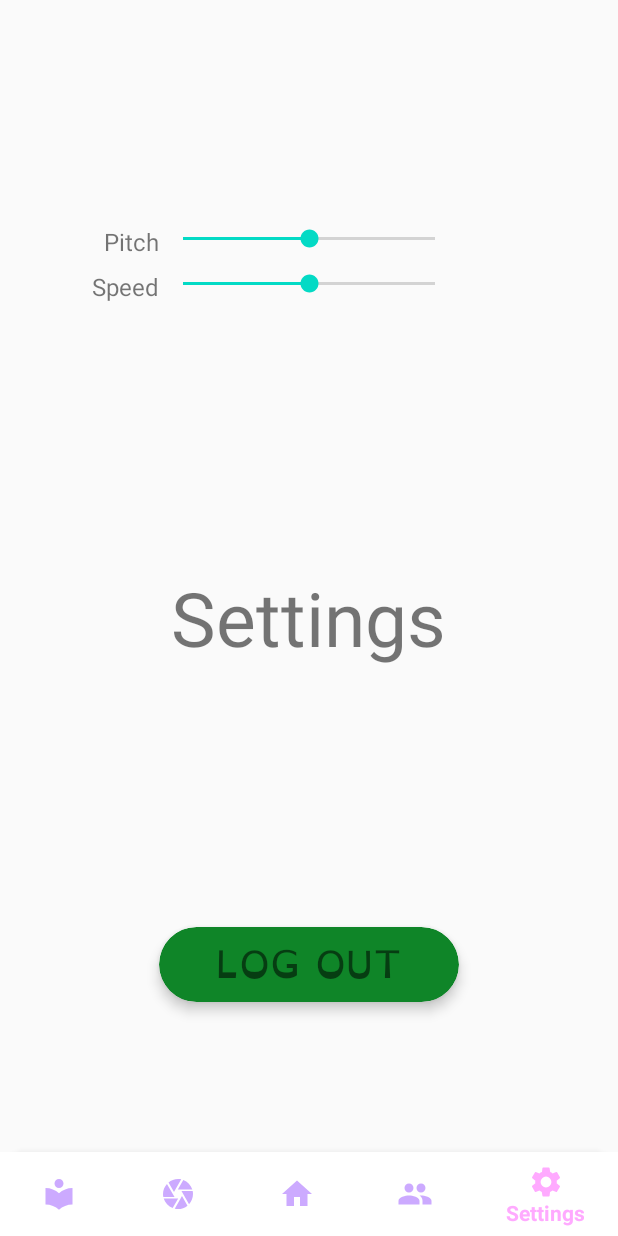
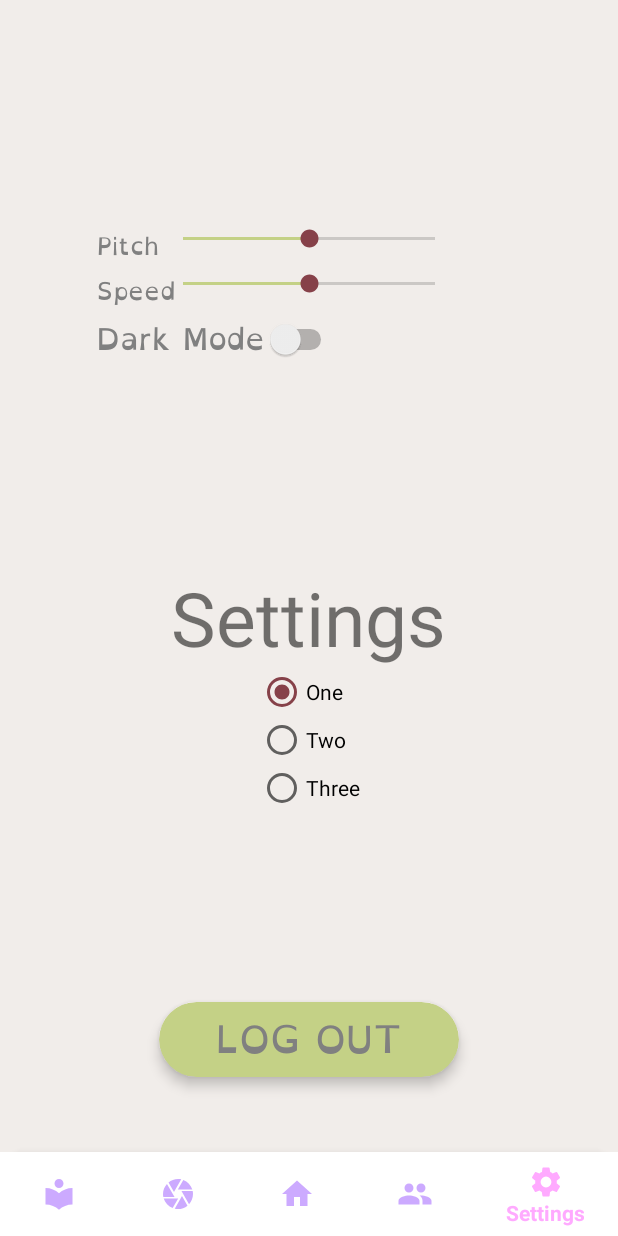
Before and after one commit to Medha-Iyer/Clover-Dyslexia-Project, an Android app: the screen it shows after launch once a user with an empty profile is signed in (Settings), item 5 of the bottom bar chosen, on a phone screen of 412 x 824 dp. Run offline under Robolectric (Android 15) with nearby library versions, the phone set to English and light mode, and no system bars; our stand-ins replace Firebase (no records; nobody signed in at launch, a user with empty details on screens opened directly).

```diff
--- a/app/src/main/AndroidManifest.xml
+++ b/app/src/main/AndroidManifest.xml
@@ -19,7 +19,9 @@
         android:roundIcon="@mipmap/ic_launcher_round"
         android:supportsRtl="true"
         android:theme="@style/AppTheme">
-        <activity android:name=".activities.VoiceResults"></activity>
+        <activity android:name=".activities.VoiceResults"
+            android:theme="@style/AppTheme.NoActionBar">
+        </activity>
         <activity android:name=".activities.Spelling"
             android:theme="@style/AppTheme.NoActionBar">
         </activity>
--- a/app/src/main/java/com/example/clover/activities/MainActivity.java
+++ b/app/src/main/java/com/example/clover/activities/MainActivity.java
@@ -2,6 +2,7 @@ package com.example.clover.activities;
 
 import androidx.annotation.NonNull;
 import androidx.appcompat.app.AppCompatActivity;
+import androidx.appcompat.app.AppCompatDelegate;
 
 import android.content.Intent;
 import android.os.Bundle;
@@ -17,6 +18,12 @@ public class MainActivity extends AppCompatActivity implements View.OnClickListe
     @Override
     protected void onCreate(Bundle savedInstanceState) {
         super.onCreate(savedInstanceState);
+        //This has to be implemented in every screen to update mode and theme.
+        if(AppCompatDelegate.getDefaultNightMode()==AppCompatDelegate.MODE_NIGHT_YES){
+            setTheme(R.style.DarkTheme1);
+        }else{
+            setTheme(R.style.AppTheme);
+        }
         setContentView(R.layout.activity_main);
 
         Button mvoice = findViewById(R.id.voice_game);
--- a/app/src/main/java/com/example/clover/activities/Settings.java
+++ b/app/src/main/java/com/example/clover/activities/Settings.java
@@ -2,6 +2,7 @@ package com.example.clover.activities;
 
 import androidx.annotation.NonNull;
 import androidx.appcompat.app.AppCompatActivity;
+import androidx.appcompat.app.AppCompatDelegate;
 import androidx.cardview.widget.CardView;
 
 import android.content.Intent;
@@ -10,7 +11,11 @@ import android.os.Bundle;
 import android.speech.tts.TextToSpeech;
 import android.view.MenuItem;
 import android.view.View;
+import android.widget.CompoundButton;
+import android.widget.RadioButton;
+import android.widget.RadioGroup;
 import android.widget.SeekBar;
+import android.widget.Switch;
 import android.widget.Toast;
 
 import com.example.clover.R;
@@ -22,19 +27,31 @@ public class Settings extends AppCompatActivity implements View.OnClickListener
     private CardView logout;
     private SeekBar mSeekBarPitch;
     private SeekBar mSeekBarSpeed;
+    private Switch switchMode;
+    private RadioGroup radioGroup;
+    private RadioButton radioButton;
+    private int selectedTheme;
     public static float pitchVal = 1;
     public static float speedVal = 1;
 
     public static final String SHARED_PREFS = "sharedPrefs";
     public static final String PITCH = "pitch";
     public static final String SPEED = "speed";
+    public static final String DARK_MODE = "dark mode";
+    public static final String THEME = "theme";
 
     private static int p;
     private static int s;
+    private static boolean darkmode;
 
     @Override
     protected void onCreate(Bundle savedInstanceState) {
         super.onCreate(savedInstanceState);
+        if(AppCompatDelegate.getDefaultNightMode()==AppCompatDelegate.MODE_NIGHT_YES){
+            setTheme(R.style.DarkTheme1); // TODO Change so that it takes into consideration what color preset has been selected
+        }else{
+            setTheme(R.style.AppTheme);
+        }
         setContentView(R.layout.activity_settings);
 
         //initialize and assign variable, do this for every
@@ -43,6 +60,12 @@ public class Settings extends AppCompatActivity implements View.OnClickListener
         mSeekBarSpeed = findViewById(R.id.seek_bar_speed);
         logout = findViewById(R.id.logoutButton);
         logout.setOnClickListener(this);
+        switchMode = findViewById(R.id.switchmode);
+        radioGroup = findViewById(R.id.radioGroup);
+
+        if(AppCompatDelegate.getDefaultNightMode()==AppCompatDelegate.MODE_NIGHT_YES) {
+            switchMode.setChecked(true);
+        }
 
         //set home as selected
         navView.setSelectedItemId(R.id.settings);
@@ -82,14 +105,40 @@ public class Settings extends AppCompatActivity implements View.OnClickListener
 
         loadData();
         saveData();
-        updateViews(); //TODO make it so that you don't have to go to settings twice for it to update
+        updateViews();
 
     }
 
     @Override
     public void onClick(View v){
-        FirebaseAuth.getInstance().signOut();
-        startActivity(new Intent(getApplicationContext(), Login.class));
+        switch(selectedTheme){
+            case R.id.radio_one:
+                if(AppCompatDelegate.getDefaultNightMode()==AppCompatDelegate.MODE_NIGHT_YES){
+                    setTheme(R.style.DarkTheme1);
+                }else{
+                    setTheme(R.style.AppTheme);
+                    Toast.makeText(this, "Theme 1", Toast.LENGTH_SHORT).show();
+                }
+                break;
+            case R.id.radio_two:
+                if(AppCompatDelegate.getDefaultNightMode()==AppCompatDelegate.MODE_NIGHT_YES){
+                    setTheme(R.style.DarkTheme2);
+                }else{
+                    setTheme(R.style.LightTheme2);
+                }
+                break;
+        }
+
+        switch (v.getId()){
+            case R.id.logoutButton:
+                FirebaseAuth.getInstance().signOut();
+                startActivity(new Intent(getApplicationContext(), Login.class));
+                break;
+        }
+    }
+
+    public void checkButton(View v) {
+        selectedTheme = radioGroup.getCheckedRadioButtonId();
     }
 
     @Override
@@ -97,6 +146,12 @@ public class Settings extends AppCompatActivity implements View.OnClickListener
         super.onPause();
         saveData();
         loadData();
+    }
+
+    public void restartApp() {
+        Intent i = new Intent(getApplicationContext(), Settings.class);
+        startActivity(i);
+        finish();
     }
 
     public static void speak(TextToSpeech mTTS, String word) {
@@ -115,6 +170,7 @@ public class Settings extends AppCompatActivity implements View.OnClickListener
 
         editor.putInt(PITCH, mSeekBarPitch.getProgress());
         editor.putInt(SPEED, mSeekBarSpeed.getProgress());
+        editor.putBoolean(DARK_MODE, switchMode.isChecked());
 
         editor.apply();
 
@@ -125,11 +181,24 @@ public class Settings extends AppCompatActivity implements View.OnClickListener
         SharedPreferences sharedPreferences = getSharedPreferences(SHARED_PREFS, MODE_PRIVATE);
         p = sharedPreferences.getInt(PITCH, 50);
         s = sharedPreferences.getInt(SPEED, 50);
+        darkmode = sharedPreferences.getBoolean(DARK_MODE, false);
     }
 
     public void updateViews(){
         mSeekBarPitch.setProgress(p);
         mSeekBarSpeed.setProgress(s);
+        switchMode.setChecked(darkmode);
+        switchMode.setOnCheckedChangeListener(new CompoundButton.OnCheckedChangeListener() {
+            @Override
+            public void onCheckedChanged(CompoundButton buttonView, boolean isChecked) {
+                if(isChecked){
+                    AppCompatDelegate.setDefaultNightMode(AppCompatDelegate.MODE_NIGHT_YES);
+                    restartApp();
+                }else{
+                    AppCompatDelegate.setDefaultNightMode(AppCompatDelegate.MODE_NIGHT_NO);
+                }
+            }
+        });
     }
 
 }
--- a/app/src/main/res/layout/activity_main.xml
+++ b/app/src/main/res/layout/activity_main.xml
@@ -5,7 +5,8 @@
     xmlns:tools="http://schemas.android.com/tools"
     android:layout_width="match_parent"
     android:layout_height="match_parent"
-    tools:context=".activities.MainActivity">
+    tools:context=".activities.MainActivity"
+    android:background="?attr/backgroundColor">
 
 
     <TextView
--- a/app/src/main/res/layout/activity_settings.xml
+++ b/app/src/main/res/layout/activity_settings.xml
@@ -5,7 +5,8 @@
     xmlns:tools="http://schemas.android.com/tools"
     android:layout_width="match_parent"
     android:layout_height="match_parent"
-    tools:context=".activities.Settings">
+    tools:context=".activities.Settings"
+    android:background="?attr/backgroundColor">
 
     <TextView
         android:id="@+id/settings"
@@ -23,6 +24,8 @@
         android:layout_toLeftOf="@id/seek_bar_pitch"
         android:layout_marginTop="150dp"
         android:text="Pitch"
+        android:textColor="?attr/textcolor"
+        android:fontFamily="@font/opendyslexic_regular"
         android:textSize="16sp" />
 
     <SeekBar
@@ -32,16 +35,21 @@
         android:layout_height="wrap_content"
         android:layout_centerHorizontal="true"
         android:layout_marginTop="150dp"
-        android:progress="50" />
+        android:progress="50"
+        android:progressTint="?attr/buttoncolor"/>
 
     <TextView
         android:id="@+id/speedTitle"
-        android:layout_width="wrap_content"
-        android:layout_height="wrap_content"
+        android:layout_width="72dp"
+        android:layout_height="23dp"
+        android:layout_alignStart="@id/pitchTitle"
+        android:layout_marginTop="180dp"
+        android:layout_marginRight="-30dp"
+        android:layout_toLeftOf="@id/seek_bar_speed"
+        android:fontFamily="@font/opendyslexic_regular"
         android:text="Speed"
-        android:textSize="16sp"
-        android:layout_toLeftOf="@id/seek_bar_speed"
-        android:layout_marginTop="180dp" />
+        android:textColor="?attr/textcolor"
+        android:textSize="16sp" />
 
     <SeekBar
         android:id="@+id/seek_bar_speed"
@@ -49,7 +57,39 @@
         android:layout_height="wrap_content"
         android:layout_centerHorizontal="true"
         android:progress="50"
+        android:progressTint="?attr/buttoncolor"
         android:layout_marginTop="180dp" />
+
+    <RadioGroup
+        android:layout_width="wrap_content"
+        android:layout_height="wrap_content"
+        android:layout_below="@id/settings"
+        android:layout_centerInParent="true"
+        android:id="@+id/radioGroup">
+
+        <RadioButton
+            android:id="@+id/radio_one"
+            android:layout_width="wrap_content"
+            android:layout_height="wrap_content"
+            android:text="One"
+            android:onClick="checkButton"
+            android:checked="true"/>
+
+        <RadioButton
+            android:id="@+id/radio_two"
+            android:layout_width="wrap_content"
+            android:layout_height="wrap_content"
+            android:text="Two"
+            android:onClick="checkButton"/>
+
+        <RadioButton
+            android:id="@+id/radio_three"
+            android:layout_width="wrap_content"
+            android:layout_height="wrap_content"
+            android:text="Three"
+            android:onClick="checkButton"/>
+
+    </RadioGroup>
 
     //needs to be placed on every single activity
     <com.google.android.material.bottomnavigation.BottomNavigationView
@@ -70,8 +110,8 @@
         android:layout_height="50dp"
         android:layout_above="@id/nav_bar"
         android:layout_centerHorizontal="true"
-        android:layout_marginBottom="100dp"
-        app:cardBackgroundColor="#0f8528"
+        android:layout_marginBottom="50dp"
+        app:cardBackgroundColor="?attr/cardbackground"
         app:cardCornerRadius="25dp"
         app:cardElevation="5dp">
 
@@ -86,8 +126,21 @@
                 android:layout_centerInParent="true"
                 android:fontFamily="@font/opendyslexic_regular"
                 android:text="LOG OUT"
+                android:textColor="?attr/textcolor"
                 android:textSize="25sp" />
         </RelativeLayout>
     </androidx.cardview.widget.CardView>
 
+    <Switch
+        android:id="@+id/switchmode"
+        android:layout_width="wrap_content"
+        android:layout_height="wrap_content"
+        android:layout_below="@id/seek_bar_speed"
+        android:layout_marginTop="10dp"
+        android:layout_alignStart="@id/speedTitle"
+        android:fontFamily="@font/opendyslexic_regular"
+        android:text="Dark Mode"
+        android:textColor="?attr/textcolor"
+        android:textSize="20sp" />
+
 </RelativeLayout>
--- a/app/src/main/res/layout/activity_voice.xml
+++ b/app/src/main/res/layout/activity_voice.xml
@@ -99,6 +99,7 @@
         android:layout_marginTop="50dp"
         android:layout_marginLeft="15dp"
         android:layout_marginRight="150dp"
+        android:visibility="invisible"
         app:srcCompat="@drawable/common_google_signin_btn_icon_light_normal_background" />
 
     <TextView
--- a/app/src/main/res/values/styles.xml
+++ b/app/src/main/res/values/styles.xml
@@ -1,15 +1,70 @@
 <resources>
+<!--make sure the different styles chosen share the same parent-->
+    <!-- Light/Day themes. -->
+    <style name="AppTheme" parent="Theme.AppCompat.Light.NoActionBar">
+        <!-- Customize your theme here. -->
+        <item name="colorPrimary">#C4D186</item>
+        <item name="colorPrimaryDark">#435202</item>
+        <item name="colorAccent">#864149</item>
+        <item name="backgroundColor">#F1EDEA</item>
+        <item name="cardbackground">#C4D186</item>
+        <item name="textcolor">#808080</item>
+        <item name="tintcolor">#000000</item>
+        <item name="buttoncolor">#C4D186</item>
+        <item name="android:windowAnimationStyle"> @style/WindowAnimationTransition </item>
+    </style>
+
+    <style name="LightTheme2" parent="Theme.AppCompat.Light.NoActionBar">
+        <!-- Customize your theme here. -->
+        <item name="colorPrimary">#F7CBFF</item>
+        <item name="colorPrimaryDark">#b76bc6</item>
+        <item name="colorAccent">#9FE6FA</item>
+        <item name="backgroundColor">#F1EDEA</item>
+        <item name="cardbackground">#F7CBFF</item>
+        <item name="textcolor">#808080</item>
+        <item name="tintcolor">#000000</item>
+        <item name="buttoncolor">#F7CBFF</item>
+        <item name="android:windowAnimationStyle"> @style/WindowAnimationTransition </item>
+    </style>
+
+
+    <!-- Dark/Night themes. -->
+    <style name="DarkTheme1" parent="Theme.AppCompat.Light.NoActionBar">
+        <!-- Customize your theme here. -->
+        <item name="colorPrimary">#C4D186</item>
+        <item name="colorPrimaryDark">#435202</item>
+        <item name="colorAccent">#864149</item>
+        <item name="backgroundColor">#303030</item>
+        <item name="cardbackground">#C4D186</item>
+<!--        alternate card background #424242-->
+        <item name="textcolor">#F1EDEA</item>
+        <item name="tintcolor">#FFFFFF</item>
+        <item name="buttoncolor">#C4D186</item>
+        <item name="android:windowAnimationStyle"> @style/WindowAnimationTransition </item>
+    </style>
+
+    <style name="DarkTheme2" parent="Theme.AppCompat.Light.NoActionBar">
+        <!-- Customize your theme here. -->
+        <item name="colorPrimary">#F7CBFF</item>
+        <item name="colorPrimaryDark">#b76bc6</item>
+        <item name="colorAccent">#9FE6FA</item>
+        <item name="backgroundColor">#303030</item>
+        <item name="cardbackground">#F7CBFF</item>
+        <item name="textcolor">#F1EDEA</item>
+        <item name="tintcolor">#FFFFFF</item>
+        <item name="buttoncolor">#F7CBFF</item>
+        <item name="android:windowAnimationStyle"> @style/WindowAnimationTransition </item>
+    </style>
 
     <!-- Base application theme. -->
-    <style name="AppTheme" parent="Theme.AppCompat.Light.NoActionBar">
+<!--    <style name="AppTheme" parent="Theme.AppCompat.Light.NoActionBar">-->
         <!-- Customize your theme here. -->
-        <item name="colorPrimary">@color/colorPrimary</item>
-        <item name="colorPrimaryDark">@color/colorPrimaryDark</item>
-        <item name="colorAccent">@color/colorAccent</item>
-    </style>
+<!--        <item name="colorPrimary">@color/colorPrimary</item>-->
+<!--        <item name="colorPrimaryDark">@color/colorPrimaryDark</item>-->
+<!--        <item name="colorAccent">@color/colorAccent</item>-->
+<!--    </style>-->
 
     <style name="AppTheme.NoActionBar" parent="Theme.AppCompat.Light.NoActionBar">
-        <!-- Customize your theme here. -->
         <item name="colorPrimary">@color/colorPrimary</item>
         <item name="colorPrimaryDark">@color/colorPrimaryDark</item>
         <item name="colorAccent">@color/colorAccent</item>
@@ -29,4 +84,8 @@
         <item name = "android:windowBackground" > @android:color/transparent</item>
     </style>
 
+    <style name="WindowAnimationTransition">
+        <item name="android:windowEnterAnimation"> @android:anim/fade_in </item>
+        <item name="android:windowExitAnimation"> @android:anim/fade_out </item>
+    </style>
 </resources>
```
Also changed, not shown: app/src/main/java/com/example/clover/activities/Voice.java (+70 -21 lines), app/src/main/java/com/example/clover/activities/VoiceResults.java (+34 -5 lines), app/src/main/java/com/example/clover/adapters/GameAdapter.java (+11 -13 lines), app/src/main/java/com/example/clover/pojo/GameItem.java (+42 -0 lines), app/src/main/res/values/attrs.xml (added, +12 -0 lines).
